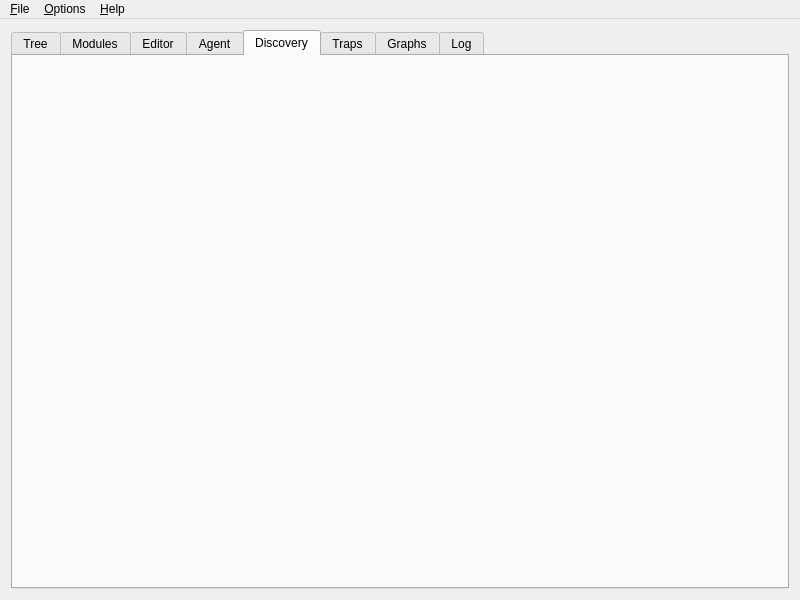
First picture: the form in app/mainw.ui, repository verrio/snmpb, before the edit.
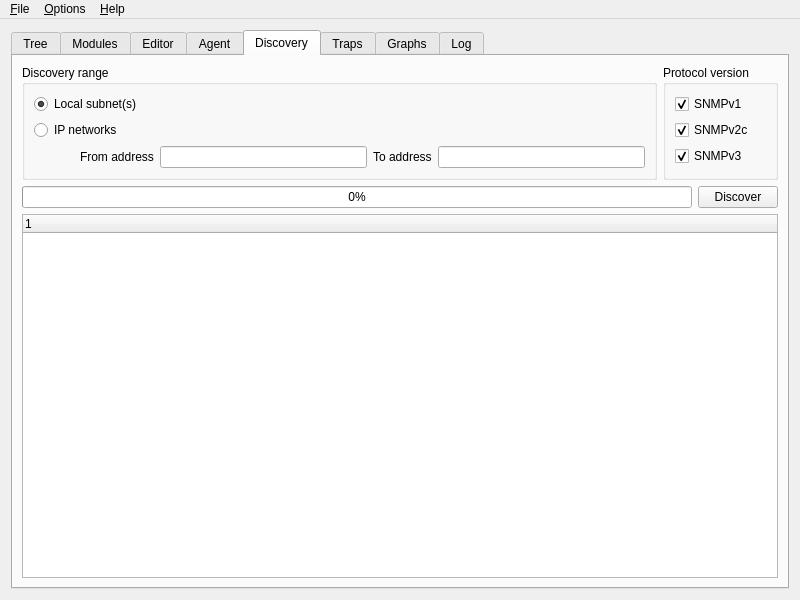
Second picture: the form after the edit. The open tabs and pages were chosen to show the change. Icons and pictures are not drawn. Custom widgets are drawn as their Qt base class.

Commit message: Populated Discovery tab

The edit to the form file:
```diff
--- a/app/mainw.ui
+++ b/app/mainw.ui
@@ -1015,6 +1015,170 @@
        <attribute name="title" >
         <string>Discovery</string>
        </attribute>
+       <layout class="QGridLayout" >
+        <property name="margin" >
+         <number>9</number>
+        </property>
+        <property name="spacing" >
+         <number>6</number>
+        </property>
+        <item row="0" column="0" >
+         <layout class="QGridLayout" >
+          <property name="margin" >
+           <number>0</number>
+          </property>
+          <property name="spacing" >
+           <number>6</number>
+          </property>
+          <item row="1" column="0" colspan="2" >
+           <layout class="QHBoxLayout" >
+            <property name="margin" >
+             <number>0</number>
+            </property>
+            <property name="spacing" >
+             <number>6</number>
+            </property>
+            <item>
+             <widget class="QProgressBar" name="DiscoveryProgress" >
+              <property name="value" >
+               <number>0</number>
+              </property>
+              <property name="orientation" >
+               <enum>Qt::Horizontal</enum>
+              </property>
+              <property name="invertedAppearance" >
+               <bool>false</bool>
+              </property>
+             </widget>
+            </item>
+            <item>
+             <widget class="QPushButton" name="DiscoveryButton" >
+              <property name="text" >
+               <string>Discover</string>
+              </property>
+             </widget>
+            </item>
+           </layout>
+          </item>
+          <item row="2" column="0" colspan="2" >
+           <widget class="QTreeWidget" name="DiscoveryOutput" />
+          </item>
+          <item row="0" column="0" >
+           <widget class="QGroupBox" name="DiscoveryRange" >
+            <property name="title" >
+             <string>Discovery range</string>
+            </property>
+            <layout class="QGridLayout" >
+             <property name="margin" >
+              <number>9</number>
+             </property>
+             <property name="spacing" >
+              <number>6</number>
+             </property>
+             <item row="2" column="2" >
+              <widget class="QLineEdit" name="DiscoveryFrom" />
+             </item>
+             <item row="2" column="4" >
+              <widget class="QLineEdit" name="DiscoveryTo" />
+             </item>
+             <item row="2" column="3" >
+              <widget class="QLabel" name="DiscoveryToL" >
+               <property name="text" >
+                <string>To address</string>
+               </property>
+              </widget>
+             </item>
+             <item row="2" column="0" >
+              <spacer>
+               <property name="orientation" >
+                <enum>Qt::Horizontal</enum>
+               </property>
+               <property name="sizeType" >
+                <enum>QSizePolicy::Fixed</enum>
+               </property>
+               <property name="sizeHint" >
+                <size>
+                 <width>40</width>
+                 <height>20</height>
+                </size>
+               </property>
+              </spacer>
+             </item>
+             <item row="2" column="1" >
+              <widget class="QLabel" name="DiscoveryFromL" >
+               <property name="text" >
+                <string>From address</string>
+               </property>
+              </widget>
+             </item>
+             <item row="1" column="0" colspan="2" >
+              <widget class="QRadioButton" name="DiscoveryNetworks" >
+               <property name="text" >
+                <string>IP networks</string>
+               </property>
+              </widget>
+             </item>
+             <item row="0" column="0" colspan="2" >
+              <widget class="QRadioButton" name="DiscoveryLocal" >
+               <property name="text" >
+                <string>Local subnet(s)</string>
+               </property>
+               <property name="checked" >
+                <bool>true</bool>
+               </property>
+              </widget>
+             </item>
+            </layout>
+           </widget>
+          </item>
+          <item row="0" column="1" >
+           <widget class="QGroupBox" name="DiscoveryVersion" >
+            <property name="title" >
+             <string>Protocol version</string>
+            </property>
+            <layout class="QGridLayout" >
+             <property name="margin" >
+              <number>9</number>
+             </property>
+             <property name="spacing" >
+              <number>6</number>
+             </property>
+             <item row="2" column="0" >
+              <widget class="QCheckBox" name="DiscoveryV3" >
+               <property name="text" >
+                <string>SNMPv3</string>
+               </property>
+               <property name="checked" >
+                <bool>true</bool>
+               </property>
+              </widget>
+             </item>
+             <item row="1" column="0" >
+              <widget class="QCheckBox" name="DiscoveryV2c" >
+               <property name="text" >
+                <string>SNMPv2c</string>
+               </property>
+               <property name="checked" >
+                <bool>true</bool>
+               </property>
+              </widget>
+             </item>
+             <item row="0" column="0" >
+              <widget class="QCheckBox" name="DiscoveryV1" >
+               <property name="text" >
+                <string>SNMPv1</string>
+               </property>
+               <property name="checked" >
+                <bool>true</bool>
+               </property>
+              </widget>
+             </item>
+            </layout>
+           </widget>
+          </item>
+         </layout>
+        </item>
+       </layout>
       </widget>
       <widget class="QWidget" name="TabPage" >
        <attribute name="title" >
```
The commit also changes 2 other files.
